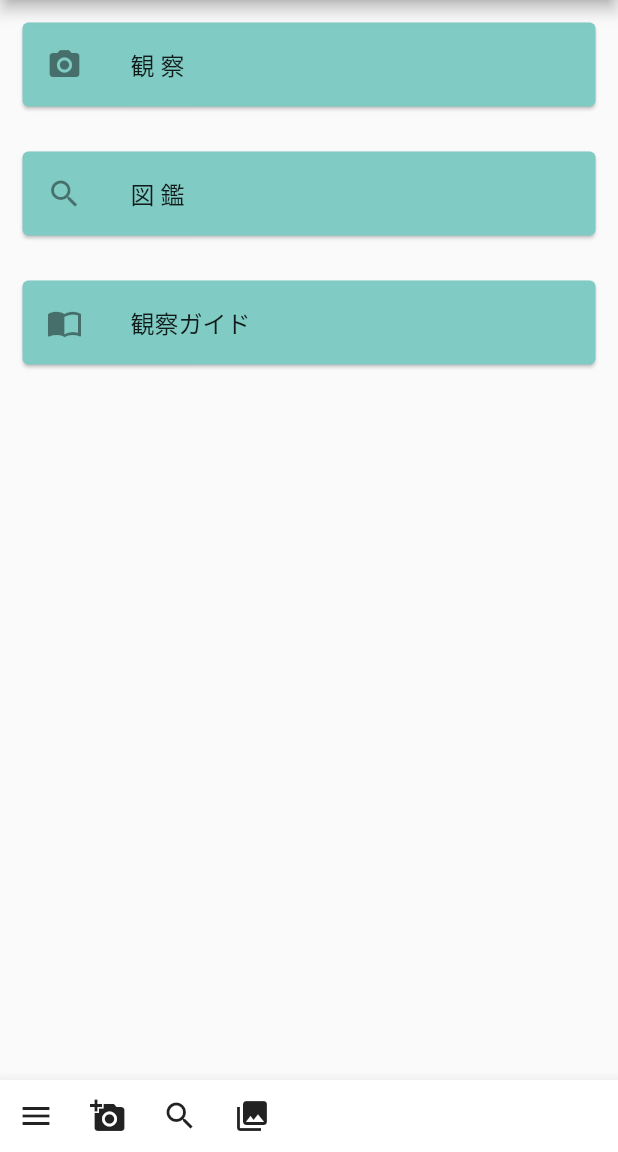
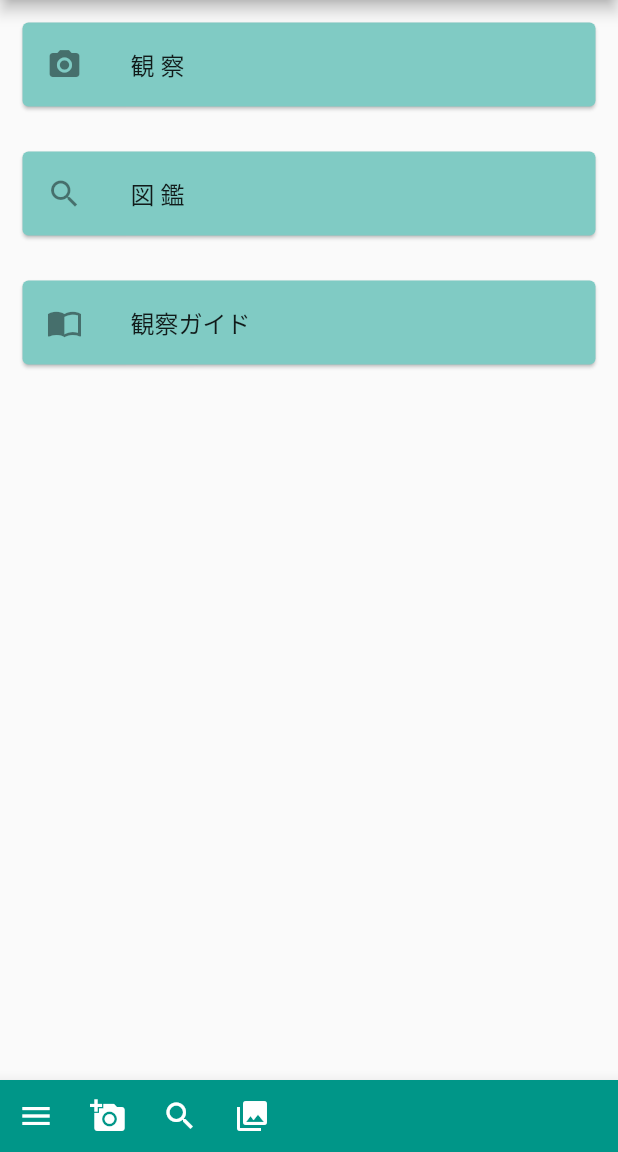
Before and after one commit to ikaru-25/kinoko_note, a Flutter app: the screen it shows after launch, on a phone screen of 412 x 824 dp, the part 84-1236 px from its top. Run offline on Flutter 3.47's test engine with Material 2 defaults, Android fonts, the phone set to English and light mode, and no system bars; our stand-ins replace camera, carousel_slider, drift, firebase_auth, firebase_core, shared_preferences and 2 more; accounts and stored records are empty; generated files the repository leaves out were written again.

Commit message:
ボトムナビ
デザインを修正

```diff
--- a/lib/components/bottom_navigation.dart
+++ b/lib/components/bottom_navigation.dart
@@ -9,16 +9,20 @@ class BottomNavigation extends StatelessWidget {
   @override
   Widget build(context) {
     return BottomAppBar(
+      color: Colors.teal,
       child: Row(
         mainAxisSize: MainAxisSize.max,
         // mainAxisAlignment: MainAxisAlignment.spaceBetween,
         children: <Widget>[
           IconButton(
-            icon: Icon(Icons.menu),
+            icon: Icon(Icons.menu, color: Colors.white),
             onPressed: () {},
           ),
           IconButton(
-            icon: Icon(Icons.add_a_photo),
+            icon: Icon(
+              Icons.add_a_photo,
+              color: Colors.white,
+            ),
             onPressed: () {
               Navigator.push(
                 context,
@@ -27,7 +31,7 @@ class BottomNavigation extends StatelessWidget {
             },
           ),
           IconButton(
-            icon: Icon(Icons.search),
+            icon: Icon(Icons.search, color: Colors.white),
             onPressed: () {
               Navigator.push(
                 context,
@@ -36,7 +40,7 @@ class BottomNavigation extends StatelessWidget {
             },
           ),
           IconButton(
-            icon: Icon(Icons.collections),
+            icon: Icon(Icons.collections, color: Colors.white),
             onPressed: () {
               Navigator.push(
                 context,
```
